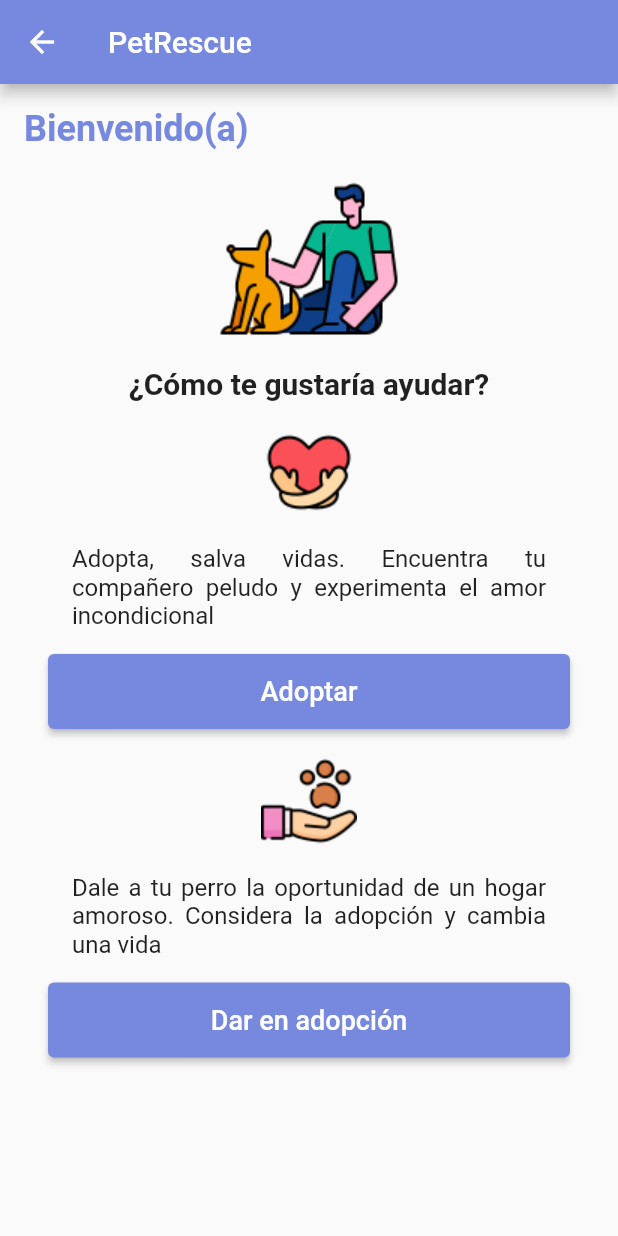
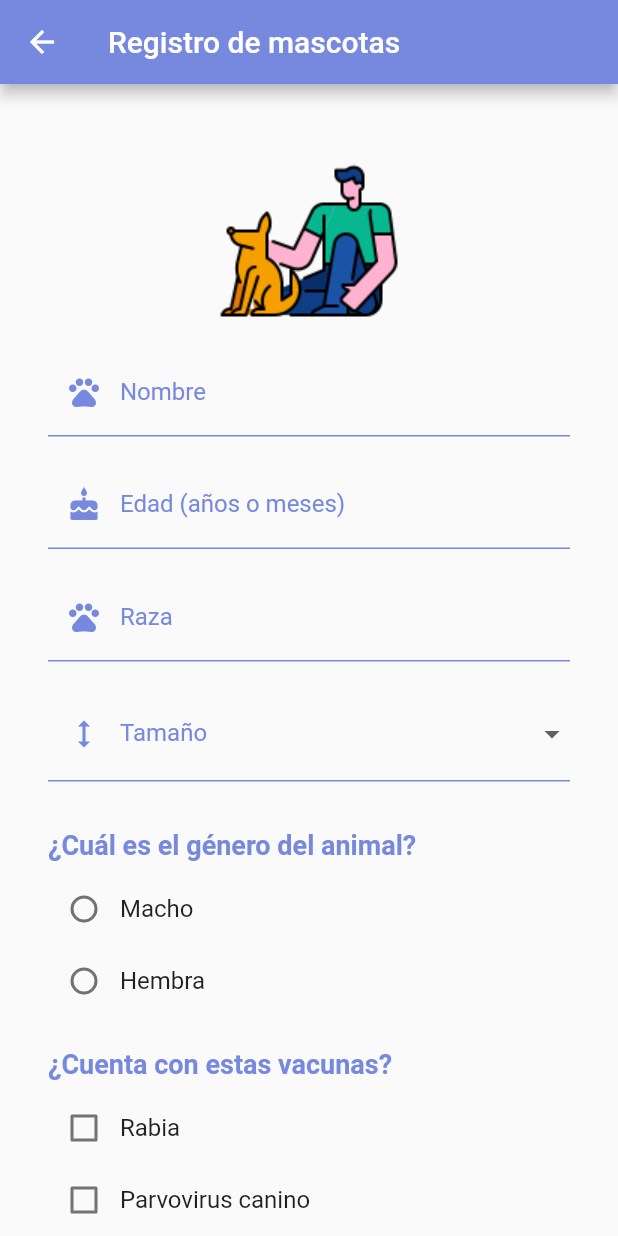
Before and after one commit to cristopher-gomez-m/pet_rescue_flutter, a Flutter app: the PrincipalScreen screen opened directly, after a tap on "Dar en adopción", on a phone screen of 412 x 824 dp. Run offline on Flutter 3.47's test engine with Material 2 defaults, Android fonts, the phone set to English and light mode, and no system bars; our stand-ins replace sqflite; accounts and stored records are empty.

Commit message:
Interfaz Adopcion a medias

```diff
--- a/lib/adopcion.dart
+++ b/lib/adopcion.dart
@@ -0,0 +1,249 @@
+import 'package:flutter/material.dart';
+
+class Adopcion extends StatelessWidget {
+  const Adopcion({Key? key}) : super(key: key);
+
+  @override
+  Widget build(BuildContext context) {
+    return Scaffold(
+      appBar: AppBar(
+        title: const Text('Registro de mascotas'),
+      ),
+      body: SingleChildScrollView(
+        child: Padding(
+          padding: const EdgeInsets.symmetric(horizontal: 32.0),
+          child: Column(
+            crossAxisAlignment: CrossAxisAlignment.start,
+            children: [
+              Container(
+                padding: const EdgeInsets.only(top: 32.0),
+                alignment: Alignment.topCenter,
+                child: Image.asset(
+                  'assets/perro.png',
+                  width: 128,
+                  height: 128,
+                ),
+              ),
+              const SizedBox(height: 16.0),
+              const Center(
+                child: FractionallySizedBox(
+                  widthFactor: 1,
+                  child: TextField(
+                    decoration: InputDecoration(
+                      labelText: 'Nombre',
+                      labelStyle: TextStyle(color: Color(0xFF7689DE)),
+                      enabledBorder: UnderlineInputBorder(
+                        borderSide: BorderSide(color: Color(0xFF7689DE)),
+                      ),
+                      prefixIcon: Icon(
+                        Icons.pets,
+                        color: Color(0xFF7689DE),
+                      ),
+                    ),
+                  ),
+                ),
+              ),
+              const SizedBox(height: 16.0),
+              const Center(
+                child: FractionallySizedBox(
+                  widthFactor: 1,
+                  child: TextField(
+                    decoration: InputDecoration(
+                      labelText: 'Edad (años o meses)',
+                      labelStyle: TextStyle(color: Color(0xFF7689DE)),
+                      enabledBorder: UnderlineInputBorder(
+                        borderSide: BorderSide(color: Color(0xFF7689DE)),
+                      ),
+                      prefixIcon: Icon(
+                        Icons.cake,
+                        color: Color(0xFF7689DE),
+                      ),
+                    ),
+                  ),
+                ),
+              ),
+              const SizedBox(height: 16.0),
+              const Center(
+                child: FractionallySizedBox(
+                  widthFactor: 1,
+                  child: TextField(
+                    decoration: InputDecoration(
+                      labelText: 'Raza',
+                      labelStyle: TextStyle(color: Color(0xFF7689DE)),
+                      enabledBorder: UnderlineInputBorder(
+                        borderSide: BorderSide(color: Color(0xFF7689DE)),
+                      ),
+                      prefixIcon: Icon(
+                        Icons.pets,
+                        color: Color(0xFF7689DE),
+                      ),
+                    ),
+                  ),
+                ),
+              ),
+              const SizedBox(height: 16.0),
+              Center(
+                child: FractionallySizedBox(
+                  widthFactor: 1,
+                  child: DropdownButtonFormField<String>(
+                    decoration: const InputDecoration(
+                      labelText: 'Tamaño',
+                      labelStyle: TextStyle(color: Color(0xFF7689DE)),
+                      enabledBorder: UnderlineInputBorder(
+                        borderSide: BorderSide(color: Color(0xFF7689DE)),
+                      ),
+                      prefixIcon: Icon(
+                        Icons.height,
+                        color: Color(0xFF7689DE),
+                      ),
+                    ),
+                    value: null,
+                    onChanged: (String? newValue) {
+                      // Lógica para manejar el cambio de valor seleccionado
+                    },
+                    items: <String>['Pequeño', 'Mediano', 'Grande']
+                        .map<DropdownMenuItem<String>>((String value) {
+                      return DropdownMenuItem<String>(
+                        value: value,
+                        child: Text(
+                          value,
+                          style: const TextStyle(fontSize: 16),
+                        ),
+                      );
+                    }).toList(),
+                  ),
+                ),
+              ),
+              const SizedBox(height: 16.0),
+              const Padding(
+                padding: EdgeInsets.only(top: 16.0),
+                child: Text(
+                  '¿Cuál es el género del animal?',
+                  style: TextStyle(
+                    color: Color(0xFF7689DE),
+                    fontWeight: FontWeight.bold,
+                    fontSize: 18,
+                  ),
+                ),
+              ),
+              const SizedBox(height: 8.0),
+              Column(
+                crossAxisAlignment: CrossAxisAlignment.start,
+                children: [
+                  Row(
+                    children: [
+                      Radio(
+                        value: 'Macho',
+                        groupValue: null,
+                        onChanged: (value) {
+                          // Lógica para manejar el cambio de valor seleccionado
+                        },
+                      ),
+                      const Text(
+                        'Macho',
+                        style: TextStyle(fontSize: 16),
+                      ),
+                    ],
+                  ),
+                  Row(
+                    children: [
+                      Radio(
+                        value: 'Hembra',
+                        groupValue: null,
+                        onChanged: (value) {
+                          // Lógica para manejar el cambio de valor seleccionado
+                        },
+                      ),
+                      const Text(
+                        'Hembra',
+                        style: TextStyle(fontSize: 16),
+                      ),
+                    ],
+                  ),
+                ],
+              ),
+              const SizedBox(height: 16.0),
+              const Padding(
+                padding: EdgeInsets.only(top: 5.0),
+                child: Text(
+                  '¿Cuenta con estas vacunas?',
+                  style: TextStyle(
+                    color: Color(0xFF7689DE),
+                    fontWeight: FontWeight.bold,
+                    fontSize: 18,
+                  ),
+                ),
+              ),
+              const SizedBox(height: 8.0),
+              Column(
+                crossAxisAlignment: CrossAxisAlignment.start,
+                children: [
+                  Row(
+                    children: [
+                      Checkbox(
+                        value: false,
+                        onChanged: (value) {
+                          // Lógica para manejar el cambio de valor seleccionado
+                        },
+                        activeColor: const Color(0xFF7689DE),
+                      ),
+                      const Text(
+                        'Rabia',
+                        style: TextStyle(fontSize: 16),
+                      ),
+                    ],
+                  ),
+                  Row(
+                    children: [
+                      Checkbox(
+                        value: false,
+                        onChanged: (value) {
+                          // Lógica para manejar el cambio de valor seleccionado
+                        },
+                        activeColor: const Color(0xFF7689DE),
+                      ),
+                      const Text(
+                        'Parvovirus canino',
+                        style: TextStyle(fontSize: 16),
+                      ),
+                    ],
+                  ),
+                  Row(
+                    children: [
+                      Checkbox(
+                        value: false,
+                        onChanged: (value) {
+                          // Lógica para manejar el cambio de valor seleccionado
+                        },
+                        activeColor: const Color(0xFF7689DE),
+                      ),
+                      const Text(
+                        'Moquillo',
+                        style: TextStyle(fontSize: 16),
+                      ),
+                    ],
+                  ),
+                  Row(
+                    children: [
+                      Checkbox(
+                        value: false,
+                        onChanged: (value) {
+                          // Lógica para manejar el cambio de valor seleccionado
+                        },
+                        activeColor: const Color(0xFF7689DE),
+                      ),
+                      const Text(
+                        'Hepatitis canina',
+                        style: TextStyle(fontSize: 16),
+                      ),
+                    ],
+                  ),
+                ],
+              ),
+            ],
+          ),
+        ),
+      ),
+    );
+  }
+}
--- a/lib/principal.dart
+++ b/lib/principal.dart
@@ -1,4 +1,5 @@
 import 'package:flutter/material.dart';
+import 'package:pet_rescue_flutter/adopcion.dart';
 
 class PrincipalScreen extends StatelessWidget {
   const PrincipalScreen({Key? key}) : super(key: key);
@@ -9,7 +10,8 @@ class PrincipalScreen extends StatelessWidget {
       appBar: AppBar(
         title: const Text('PetRescue'),
       ),
-      body: Column(
+      body: SingleChildScrollView(
+        child: Column(
           crossAxisAlignment: CrossAxisAlignment.start,
           children: [
             const Padding(
@@ -121,6 +123,12 @@ class PrincipalScreen extends StatelessWidget {
                   child: ElevatedButton(
                     onPressed: () {
                       // Acción a realizar al presionar el botón
+                      Navigator.push(
+                        context,
+                        MaterialPageRoute(
+                          builder: (context) => const Adopcion(),
+                        ),
+                      );
                     },
                     child: const Text(
                       'Dar en adopción',
@@ -130,7 +138,9 @@ class PrincipalScreen extends StatelessWidget {
                 ),
               ),
             ),
+            const SizedBox(height: 32.0),
           ],
+        ),
       ),
     );
   }
```
Lines whose indentation alone changed are shown as unchanged.
